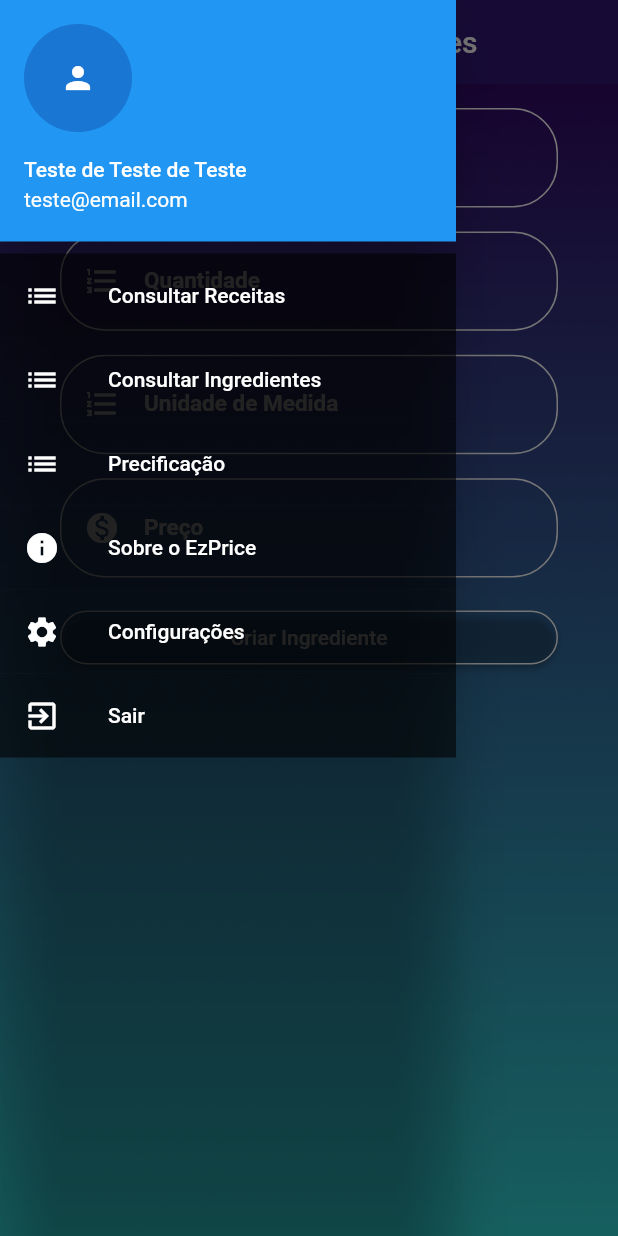
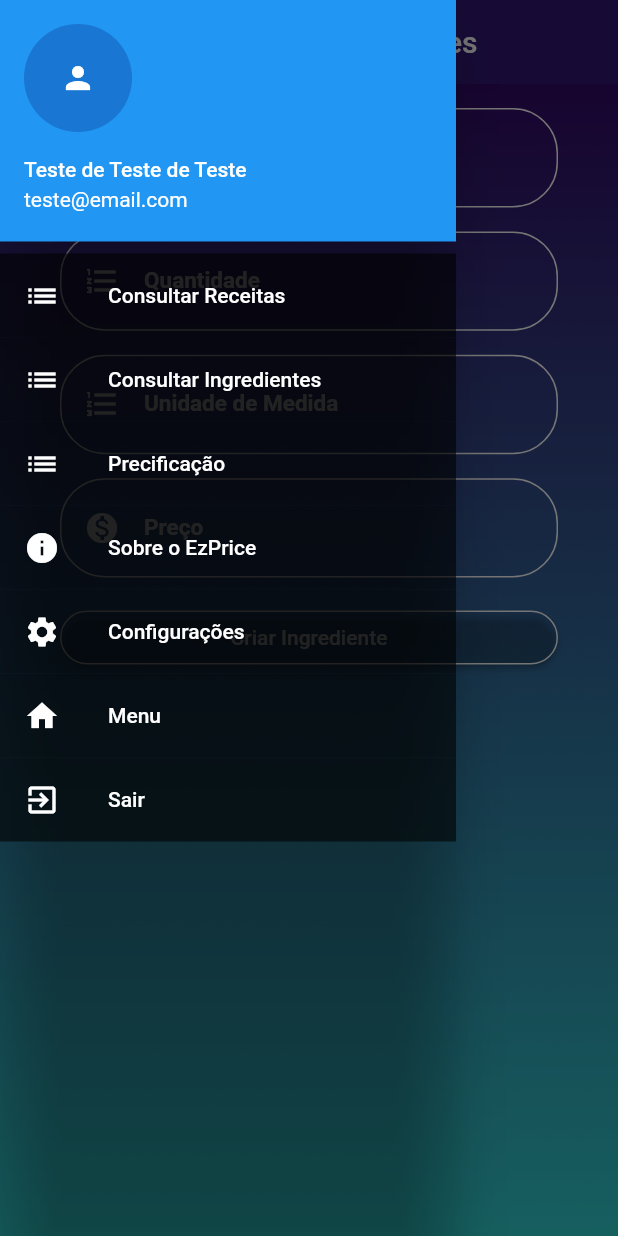
Before and after one commit to Vidottolv/EzPrice, a Flutter app: the CadastrarIngrediente screen opened by its route, with the side drawer open, on a phone screen of 412 x 824 dp. Run offline on Flutter 3.47's test engine with Material 2 defaults, Android fonts, the phone set to English and light mode, and no system bars; our stand-ins replace cloud_firestore, firebase_auth, firebase_core, google_fonts; accounts and stored records are empty.

Commit message:
o Sair n tem mais botão Back/Drawer com botão Menu

```diff
--- a/lib/views/components/menu_drawer.dart
+++ b/lib/views/components/menu_drawer.dart
@@ -60,11 +60,24 @@ class MenuDrawer extends StatelessWidget {
             onTap: () {},
           ),
           ListTile(
+            title: const Text("Menu"),
+            tileColor: Colors.black.withOpacity(0.6),
+            leading: const Icon(
+              Icons.home,
+              color: Colors.white,
+            ),
+            onTap: () {
+              Navigator.pushNamedAndRemoveUntil(
+                  context, '/home', (route) => false);
+            },
+          ),
+          ListTile(
             title: const Text("Sair"),
             tileColor: Colors.black.withOpacity(0.6),
             leading: const Icon(Icons.exit_to_app, color: Colors.white),
             onTap: () {
-              Navigator.pushNamed(context, '/login');
+              Navigator.pushNamedAndRemoveUntil(
+                  context, '/login', (route) => false);
             },
           ),
         ],
```
Also changed, not shown: 1 other file.
